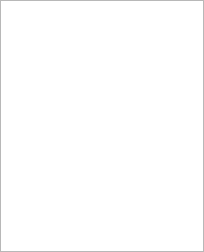
Before: the Qt Designer form Editor/src/Explorer/ExplorerWidget.ui in GameOverture/HarmonyEngine, drawn with Qt 5.
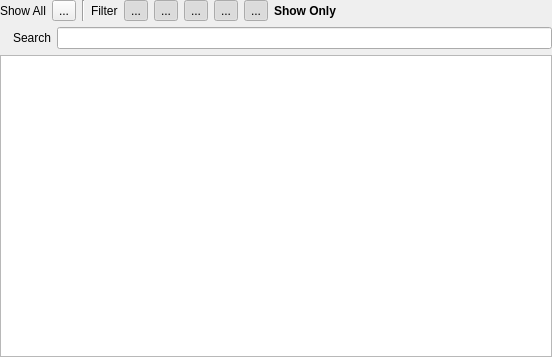
After: the same form once the commit is applied. Icons and pictures are not drawn. Custom widgets are drawn as their Qt base class.

Commit message: Project Explorer can now search and filter by item type

What changed in the file:
```diff
--- a/Editor/src/Explorer/ExplorerWidget.ui
+++ b/Editor/src/Explorer/ExplorerWidget.ui
@@ -6,8 +6,8 @@
    <rect>
     <x>0</x>
     <y>0</y>
-    <width>204</width>
-    <height>252</height>
+    <width>552</width>
+    <height>357</height>
    </rect>
   </property>
   <property name="windowTitle">
@@ -26,6 +26,162 @@
    <property name="bottomMargin">
     <number>0</number>
    </property>
+   <item>
+    <layout class="QHBoxLayout" name="horizontalLayout_2">
+     <item>
+      <widget class="QLabel" name="label">
+       <property name="text">
+        <string>Show All</string>
+       </property>
+      </widget>
+     </item>
+     <item>
+      <widget class="QToolButton" name="btnFilterAll">
+       <property name="text">
+        <string>...</string>
+       </property>
+      </widget>
+     </item>
+     <item>
+      <widget class="Line" name="line">
+       <property name="orientation">
+        <enum>Qt::Vertical</enum>
+       </property>
+      </widget>
+     </item>
+     <item>
+      <widget class="QLabel" name="label_2">
+       <property name="text">
+        <string>Filter</string>
+       </property>
+      </widget>
+     </item>
+     <item>
+      <widget class="QToolButton" name="btnFilterSprite">
+       <property name="text">
+        <string>...</string>
+       </property>
+       <property name="checkable">
+        <bool>true</bool>
+       </property>
+       <property name="checked">
+        <bool>true</bool>
+       </property>
+      </widget>
+     </item>
+     <item>
+      <widget class="QToolButton" name="btnFilterText">
+       <property name="text">
+        <string>...</string>
+       </property>
+       <property name="checkable">
+        <bool>true</bool>
+       </property>
+       <property name="checked">
+        <bool>true</bool>
+       </property>
+      </widget>
+     </item>
+     <item>
+      <widget class="QToolButton" name="btnFilterSpine">
+       <property name="text">
+        <string>...</string>
+       </property>
+       <property name="checkable">
+        <bool>true</bool>
+       </property>
+       <property name="checked">
+        <bool>true</bool>
+       </property>
+      </widget>
+     </item>
+     <item>
+      <widget class="QToolButton" name="btnFilterAudio">
+       <property name="text">
+        <string>...</string>
+       </property>
+       <property name="checkable">
+        <bool>true</bool>
+       </property>
+       <property name="checked">
+        <bool>true</bool>
+       </property>
+      </widget>
+     </item>
+     <item>
+      <widget class="QToolButton" name="btnFilterEntity">
+       <property name="text">
+        <string>...</string>
+       </property>
+       <property name="checkable">
+        <bool>true</bool>
+       </property>
+       <property name="checked">
+        <bool>true</bool>
+       </property>
+      </widget>
+     </item>
+     <item>
+      <widget class="QLabel" name="lblActiveFilter">
+       <property name="font">
+        <font>
+         <weight>75</weight>
+         <bold>true</bold>
+        </font>
+       </property>
+       <property name="text">
+        <string>Show Only </string>
+       </property>
+      </widget>
+     </item>
+     <item>
+      <spacer name="horizontalSpacer">
+       <property name="orientation">
+        <enum>Qt::Horizontal</enum>
+       </property>
+       <property name="sizeHint" stdset="0">
+        <size>
+         <width>40</width>
+         <height>20</height>
+        </size>
+       </property>
+      </spacer>
+     </item>
+    </layout>
+   </item>
+   <item>
+    <layout class="QHBoxLayout" name="horizontalLayout">
+     <item>
+      <widget class="QLabel" name="lblSearchIcon">
+       <property name="sizePolicy">
+        <sizepolicy hsizetype="Maximum" vsizetype="Preferred">
+         <horstretch>0</horstretch>
+         <verstretch>0</verstretch>
+        </sizepolicy>
+       </property>
+       <property name="text">
+        <string/>
+       </property>
+       <property name="textFormat">
+        <enum>Qt::PlainText</enum>
+       </property>
+       <property name="pixmap">
+        <pixmap resource="../../data/HyEditor.qrc">:/icons16x16/search.png</pixmap>
+       </property>
+      </widget>
+     </item>
+     <item>
+      <widget class="QLabel" name="lblSearchText">
+       <property name="text">
+        <string>Search</string>
+       </property>
+      </widget>
+     </item>
+     <item>
+      <widget class="QLineEdit" name="txtSearch"/>
+     </item>
+    </layout>
+   </item>
    <item>
     <widget class="ExplorerTreeView" name="treeView">
      <property name="expandsOnDoubleClick">
```
Left out of the diff: 90 changed lines with no effect on the pictures. The commit also changes 3 other files.
